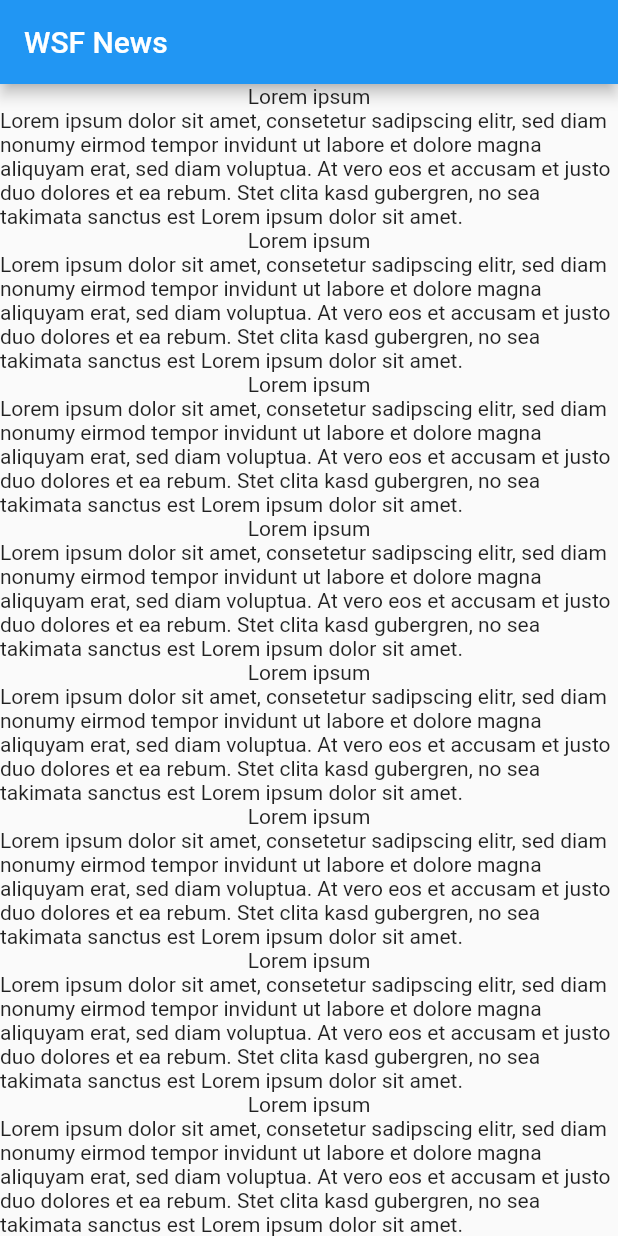
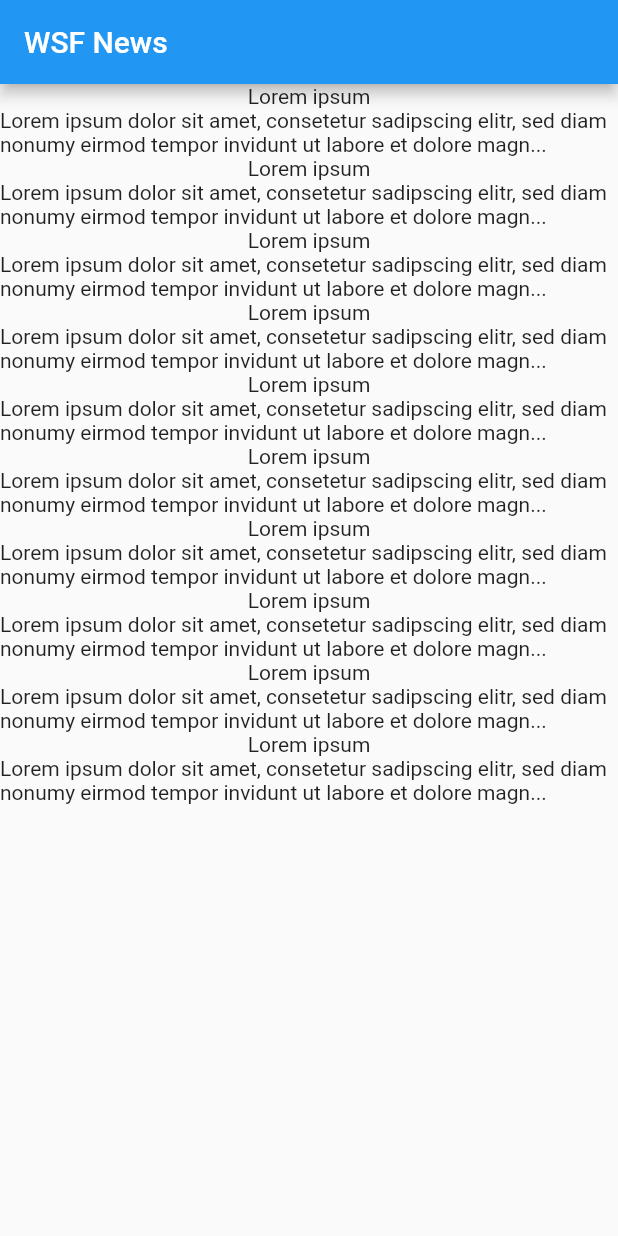
Before and after one commit to Luckytama/wsf_app, a Flutter app: the screen it shows after launch, on a phone screen of 412 x 824 dp. Run offline on Flutter 3.47's test engine with Material 2 defaults, Android fonts, the phone set to English and light mode, and no system bars.

Commit message:
news_page # Shorten News Body if its too long

```diff
--- a/lib/news_page/news_page.dart
+++ b/lib/news_page/news_page.dart
@@ -1,4 +1,7 @@
 import 'package:flutter/material.dart';
+import 'dart:math';
+
+final _maxTeaserBodyLength = 120;
 
 final _newsWidgets = <NewsWidget>[
   new NewsWidget(
@@ -70,7 +73,7 @@ class NewsWidget extends StatelessWidget {
   final String headline;
   final String body;
 
-  const NewsWidget({
+  NewsWidget({
     Key key,
     @required this.headline,
     @required this.body,
@@ -87,7 +90,7 @@ class NewsWidget extends StatelessWidget {
                 child: Column(
                   children: <Widget>[
                     new Text(headline),
-                    new Text(body),
+                    new Text(_createTeaserBody()),
                   ],
                 ))));
   }
@@ -105,4 +108,14 @@ class NewsWidget extends StatelessWidget {
       );
     }));
   }
+
+  String _createTeaserBody() {
+    if (_maxTeaserBodyLength < body.length) {
+      String teaserBody = body.substring(0, _maxTeaserBodyLength);
+      teaserBody += "...";
+      return teaserBody;
+    } else {
+      return body;
+    }
+  }
 }
```
